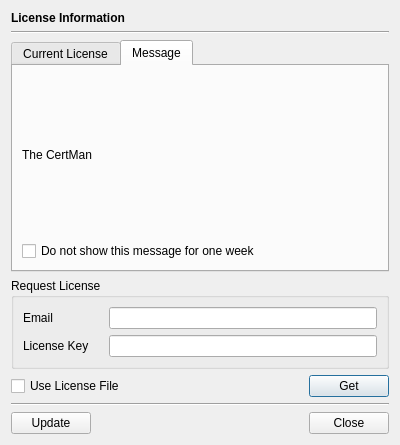
jykim74/CertMan, file CertMan/lcn_info_dlg.ui: the form before one commit.
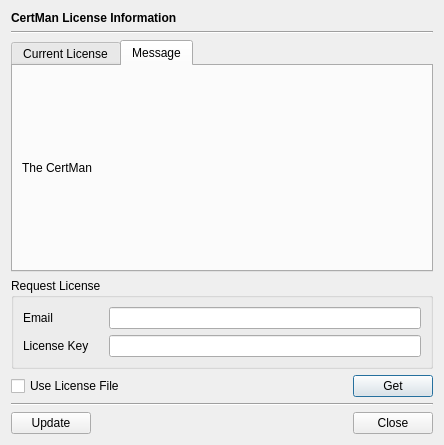
The form after the commit.

Commit message: 라이선스 개선

The edit to the form file:
```diff
--- a/CertMan/lcn_info_dlg.ui
+++ b/CertMan/lcn_info_dlg.ui
@@ -6,7 +6,7 @@
    <rect>
     <x>0</x>
     <y>0</y>
-    <width>400</width>
+    <width>444</width>
     <height>445</height>
    </rect>
   </property>
@@ -22,7 +22,7 @@
       </font>
      </property>
      <property name="text">
-      <string>License Information</string>
+      <string>CertMan License Information</string>
      </property>
     </widget>
    </item>
@@ -225,13 +225,6 @@
          </property>
         </widget>
        </item>
-       <item>
-        <widget class="QCheckBox" name="mStopWarnCheck">
-         <property name="text">
-          <string>Do not show this message for one week</string>
-         </property>
-        </widget>
-       </item>
       </layout>
      </widget>
     </widget>
```
Left out of the diff: 2 changed lines with no effect on the pictures. The commit also changes 2 other files.
